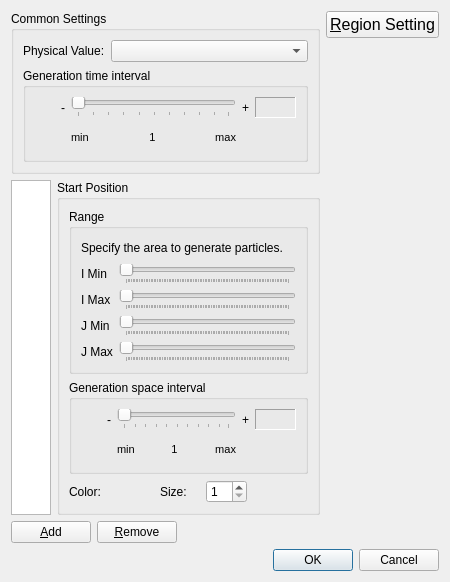
This is libs/post/post2d/datamodel/post2dwindowparticlestructuredsettingdialog.ui in i-RIC/prepost-gui as Qt 5 draws it before an edit. The edited form follows.
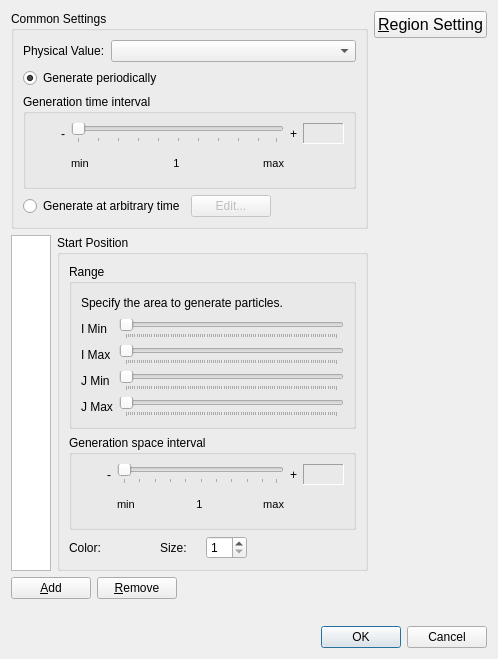
This is the edited form. Icons and pictures are not drawn. Custom widgets are drawn as their Qt base class.

Diff of the .ui file:
```diff
--- a/libs/post/post2d/datamodel/post2dwindowparticlestructuredsettingdialog.ui
+++ b/libs/post/post2d/datamodel/post2dwindowparticlestructuredsettingdialog.ui
@@ -6,24 +6,24 @@
    <rect>
     <x>0</x>
     <y>0</y>
-    <width>449</width>
-    <height>582</height>
+    <width>498</width>
+    <height>659</height>
    </rect>
   </property>
   <property name="windowTitle">
    <string>Particle Setting</string>
   </property>
-  <layout class="QVBoxLayout" name="verticalLayout_7">
+  <layout class="QVBoxLayout" name="verticalLayout_3">
    <item>
-    <layout class="QHBoxLayout" name="horizontalLayout_12">
+    <layout class="QHBoxLayout" name="horizontalLayout_13">
      <item>
-      <layout class="QVBoxLayout" name="verticalLayout_4">
+      <layout class="QVBoxLayout" name="verticalLayout_7">
        <item>
         <widget class="QGroupBox" name="commonGroupBox">
          <property name="title">
           <string>Common Settings</string>
          </property>
-         <layout class="QVBoxLayout" name="verticalLayout_3">
+         <layout class="QVBoxLayout" name="verticalLayout_4">
           <item>
            <layout class="QHBoxLayout" name="horizontalLayout_4" stretch="0,1">
             <item>
@@ -38,12 +38,22 @@
             </item>
            </layout>
           </item>
+          <item>
+           <widget class="QRadioButton" name="periodicalRadioButton">
+            <property name="text">
+             <string>Generate periodically</string>
+            </property>
+            <property name="checked">
+             <bool>true</bool>
+            </property>
+           </widget>
+          </item>
           <item>
            <widget class="QGroupBox" name="generationTimeIntervalGroupBox">
             <property name="title">
              <string>Generation time interval</string>
             </property>
-            <layout class="QHBoxLayout" name="horizontalLayout_5">
+            <layout class="QHBoxLayout" name="horizontalLayout_12">
              <item>
               <layout class="QVBoxLayout" name="verticalLayout_5">
                <item>
@@ -218,6 +228,40 @@
             <zorder></zorder>
            </widget>
           </item>
+          <item>
+           <layout class="QHBoxLayout" name="horizontalLayout_5">
+            <item>
+             <widget class="QRadioButton" name="arbitraryRadioButton">
+              <property name="text">
+               <string>Generate at arbitrary time</string>
+              </property>
+             </widget>
+            </item>
+            <item>
+             <widget class="QPushButton" name="arbitraryEditButton">
+              <property name="enabled">
+               <bool>false</bool>
+              </property>
+              <property name="text">
+               <string>Edit...</string>
+              </property>
+             </widget>
+            </item>
+            <item>
+             <spacer name="horizontalSpacer_4">
+              <property name="orientation">
+               <enum>Qt::Horizontal</enum>
+              </property>
+              <property name="sizeHint" stdset="0">
+               <size>
+                <width>18</width>
+                <height>20</height>
+               </size>
+              </property>
+             </spacer>
+            </item>
+           </layout>
+          </item>
          </layout>
         </widget>
        </item>
@@ -667,6 +711,19 @@
          </item>
         </layout>
        </item>
+       <item>
+        <spacer name="verticalSpacer">
+         <property name="orientation">
+          <enum>Qt::Vertical</enum>
+         </property>
+         <property name="sizeHint" stdset="0">
+          <size>
+           <width>20</width>
+           <height>1</height>
+          </size>
+         </property>
+        </spacer>
+       </item>
       </layout>
      </item>
      <item>
@@ -700,19 +757,6 @@
      </item>
     </layout>
    </item>
-   <item>
-    <spacer name="verticalSpacer">
-     <property name="orientation">
-      <enum>Qt::Vertical</enum>
-     </property>
-     <property name="sizeHint" stdset="0">
-      <size>
-       <width>20</width>
-       <height>1</height>
-      </size>
-     </property>
-    </spacer>
-   </item>
    <item>
     <widget class="QDialogButtonBox" name="buttonBox">
      <property name="orientation">
```
Left out of the diff: 40 changed lines with no effect on the pictures.
